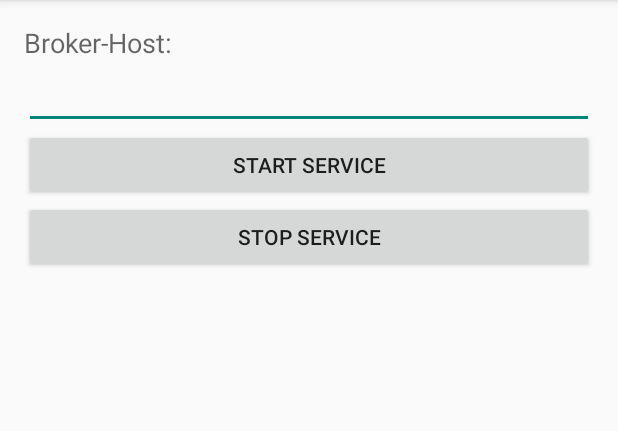
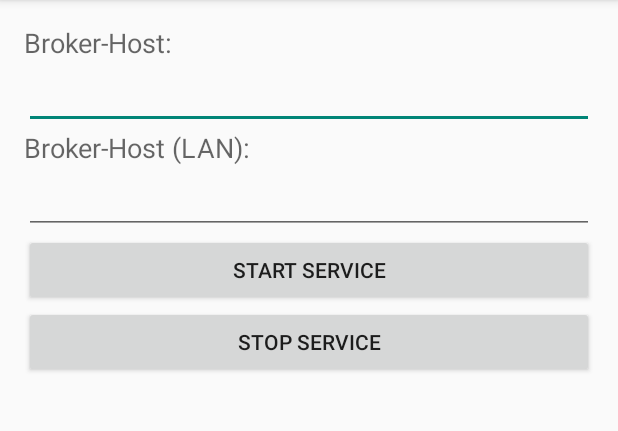
Before and after one commit to jere0710/smarthome, an Android app: the screen it shows after launch (MainActivity), on a phone screen of 412 x 824 dp, the part 84-515 px from its top. Run offline under Robolectric (Android 15) with nearby library versions, the phone set to English and light mode, and no system bars.

Commit message:
Broker-Host for LAN

```diff
--- a/WasherAgent/app/src/main/AndroidManifest.xml
+++ b/WasherAgent/app/src/main/AndroidManifest.xml
@@ -5,6 +5,7 @@
     <!-- Permissions the Application Requires -->
     <uses-permission android:name="android.permission.INTERNET" />
     <uses-permission android:name="android.permission.ACCESS_NETWORK_STATE" />
+    <uses-permission android:name="android.permission.ACCESS_WIFI_STATE" />
     <uses-permission android:name="android.permission.READ_PHONE_STATE" />
     <uses-permission android:name="android.permission.WAKE_LOCK" />
     <uses-permission android:name="android.permission.WRITE_EXTERNAL_STORAGE" />
--- a/WasherAgent/app/src/main/java/com/github/jhaucke/smarthome/washeragent/Constants.java
+++ b/WasherAgent/app/src/main/java/com/github/jhaucke/smarthome/washeragent/Constants.java
@@ -7,6 +7,8 @@ public interface Constants {
     public static final String SHARED_PREFERENCES_NAME = APP + ".SHARED_PREFERENCES_NAME";
 
     public static final String KEY_BROKER_HOST = APP + ".KEY_BROKER_HOST";
+
+    public static final String KEY_BROKER_HOST_LAN = APP + ".KEY_BROKER_HOST_LAN";
 
     public static final String RECONNECT_ALARM_ACTION = APP + ".RECONNECT_ALARM_ACTION";
 
--- a/WasherAgent/app/src/main/java/com/github/jhaucke/smarthome/washeragent/MainActivity.java
+++ b/WasherAgent/app/src/main/java/com/github/jhaucke/smarthome/washeragent/MainActivity.java
@@ -19,26 +19,30 @@ public class MainActivity extends AppCompatActivity {
     private Context context = this;
     private SharedPreferences sharedPreferences;
     private EditText etBrokerHost;
+    private EditText etBrokerHostLan;
 
     @Override
     protected void onCreate(Bundle savedInstanceState) {
         super.onCreate(savedInstanceState);
         setContentView(R.layout.activity_main);
 
+        sharedPreferences = getSharedPreferences(Constants.SHARED_PREFERENCES_NAME, MODE_PRIVATE);
         etBrokerHost = (EditText) findViewById(R.id.et_broker_host);
-        sharedPreferences = getSharedPreferences(Constants.SHARED_PREFERENCES_NAME, MODE_PRIVATE);
         etBrokerHost.setText(sharedPreferences.getString(Constants.KEY_BROKER_HOST, ""));
+        etBrokerHostLan = (EditText) findViewById(R.id.et_broker_host_lan);
+        etBrokerHostLan.setText(sharedPreferences.getString(Constants.KEY_BROKER_HOST_LAN, ""));
 
         Button btnStartService = (Button) findViewById(R.id.btn_start_service);
         btnStartService.setOnClickListener(new View.OnClickListener() {
             @Override
             public void onClick(View v) {
                 String brokerHost = etBrokerHost.getText().toString().trim();
-                if (brokerHost.equals("")) {
+                String brokerHostLan = etBrokerHostLan.getText().toString().trim();
+                if (brokerHost.equals("") || brokerHostLan.equals("")) {
                     Toast.makeText(context, getResources().getString(R.string.toast_insert_broker_host), Toast.LENGTH_LONG).show();
                 } else {
 
-                    saveBrokerHost(brokerHost);
+                    saveBrokerHost(brokerHost, brokerHostLan);
                     Intent intent = new Intent(context, MqttService.class);
                     startService(intent);
                 }
@@ -54,9 +58,10 @@ public class MainActivity extends AppCompatActivity {
         });
     }
 
-    private void saveBrokerHost(String brokerHost) {
+    private void saveBrokerHost(String brokerHost, String brokerHostLan) {
         SharedPreferences.Editor preferencesEditor = sharedPreferences.edit();
         preferencesEditor.putString(Constants.KEY_BROKER_HOST, brokerHost);
+        preferencesEditor.putString(Constants.KEY_BROKER_HOST_LAN, brokerHostLan);
         preferencesEditor.commit();
     }
 
--- a/WasherAgent/app/src/main/java/com/github/jhaucke/smarthome/washeragent/service/MqttService.java
+++ b/WasherAgent/app/src/main/java/com/github/jhaucke/smarthome/washeragent/service/MqttService.java
@@ -41,8 +41,7 @@ public class MqttService extends Service {
 
     @Override
     public int onStartCommand(Intent intent, int flags, int startId) {
-        String brokerHost = getSharedPreferences(Constants.SHARED_PREFERENCES_NAME, MODE_PRIVATE).getString(Constants.KEY_BROKER_HOST, "");
-        client = new MyMqttClient(serviceContext, brokerHost);
+        client = new MyMqttClient(serviceContext);
         return Service.START_STICKY;
     }
 
--- a/WasherAgent/app/src/main/res/layout/activity_main.xml
+++ b/WasherAgent/app/src/main/res/layout/activity_main.xml
@@ -29,25 +29,40 @@
         android:layout_below="@+id/tv_broker_host"
         android:inputType="textUri" />
 
+    <TextView
+        android:id="@+id/textView"
+        android:layout_width="wrap_content"
+        android:layout_height="wrap_content"
+        android:layout_alignParentStart="true"
+        android:layout_below="@+id/et_broker_host"
+        android:text="@string/tv_broker_host_lan"
+        android:textAppearance="?android:attr/textAppearanceMedium" />
+
+    <EditText
+        android:id="@+id/et_broker_host_lan"
+        android:layout_width="wrap_content"
+        android:layout_height="wrap_content"
+        android:layout_alignParentEnd="true"
+        android:layout_alignParentLeft="true"
+        android:layout_alignParentStart="true"
+        android:layout_below="@+id/textView"
+        android:inputType="textUri" />
+
     <Button
         android:id="@+id/btn_start_service"
         android:layout_width="wrap_content"
         android:layout_height="wrap_content"
-        android:layout_alignEnd="@+id/et_broker_host"
-        android:layout_alignParentLeft="true"
+        android:layout_alignParentEnd="true"
         android:layout_alignParentStart="true"
-        android:layout_alignRight="@+id/et_broker_host"
-        android:layout_below="@+id/et_broker_host"
+        android:layout_below="@+id/et_broker_host_lan"
         android:text="@string/btn_start_service" />
 
     <Button
         android:id="@+id/btn_stop_service"
         android:layout_width="wrap_content"
         android:layout_height="wrap_content"
-        android:layout_alignEnd="@+id/btn_start_service"
-        android:layout_alignParentLeft="true"
+        android:layout_alignParentEnd="true"
         android:layout_alignParentStart="true"
-        android:layout_alignRight="@+id/btn_start_service"
         android:layout_below="@+id/btn_start_service"
         android:text="@string/btn_stop_service" />
 
--- a/WasherAgent/app/src/main/res/values/strings.xml
+++ b/WasherAgent/app/src/main/res/values/strings.xml
@@ -5,6 +5,7 @@
     <string name="action_settings">Settings</string>
 
     <string name="tv_broker_host">Broker-Host:</string>
+    <string name="tv_broker_host_lan">Broker-Host (LAN):</string>
 
     <string name="btn_start_service">start service</string>
     <string name="btn_stop_service">stop service</string>
```
Also changed, not shown: WasherAgent/app/src/main/java/com/github/jhaucke/smarthome/washeragent/service/MyMqttClient.java (+77 -35 lines).
